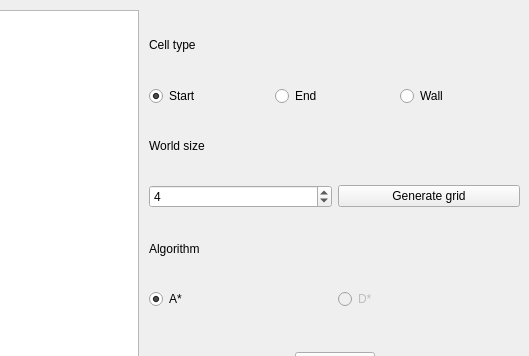
lounick/multi-robot-grid-sim, file multi-robot-grid-sim/gui/UI/astar.ui: the form before one commit; both pictures show x 271 to 800 and y 0 to 356 of the 800 by 500 pixel window.
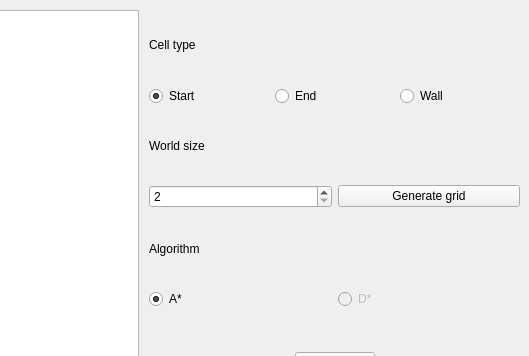
The form after the commit.

Commit message: Removed scroll bars from target map.

```diff
--- a/multi-robot-grid-sim/gui/UI/astar.ui
+++ b/multi-robot-grid-sim/gui/UI/astar.ui
@@ -134,7 +134,7 @@
             <number>2</number>
            </property>
            <property name="value">
-            <number>4</number>
+            <number>2</number>
            </property>
           </widget>
          </item>
```
Left out of the diff: 10 changed lines with no effect on the pictures.
